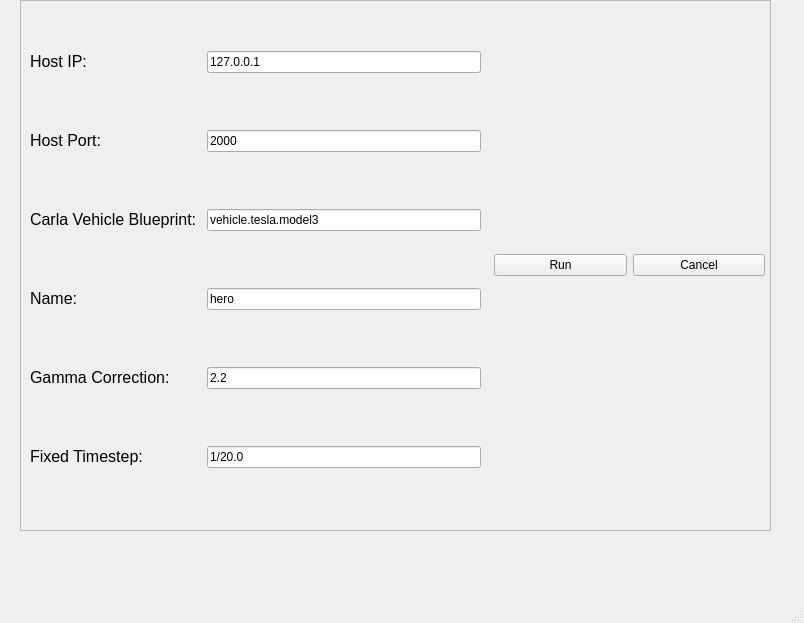
The window that ROAR_GUI/model/simulation_config_panel.ui (wuxiaohua1011/ROAR_Desktop) describes before a commit, drawn with Qt 5.
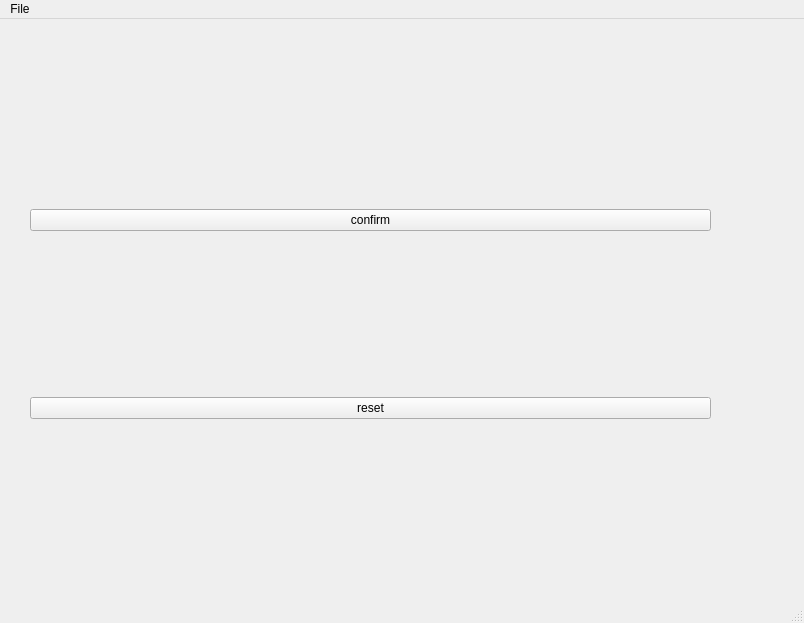
The same window after the commit.

Commit message: config front end done

```diff
--- a/ROAR_GUI/model/simulation_config_panel.ui
+++ b/ROAR_GUI/model/simulation_config_panel.ui
@@ -14,165 +14,38 @@
    <string>MainWindow</string>
   </property>
   <widget class="QWidget" name="centralwidget">
-   <widget class="QFrame" name="frame_outer">
+   <widget class="QWidget" name="horizontalLayoutWidget">
     <property name="geometry">
      <rect>
-      <x>20</x>
-      <y>0</y>
-      <width>751</width>
+      <x>30</x>
+      <y>30</y>
+      <width>681</width>
       <height>531</height>
      </rect>
     </property>
-    <property name="frameShape">
-     <enum>QFrame::StyledPanel</enum>
-    </property>
-    <property name="frameShadow">
-     <enum>QFrame::Raised</enum>
-    </property>
-    <widget class="QWidget" name="gridLayoutWidget">
-     <property name="geometry">
-      <rect>
-       <x>10</x>
-       <y>0</y>
-       <width>451</width>
-       <height>521</height>
-      </rect>
-     </property>
-     <layout class="QGridLayout" name="gridLayout_input">
-      <item row="3" column="1">
-       <widget class="QLineEdit" name="InputName_name">
-        <property name="text">
-         <string>hero</string>
-        </property>
-        <property name="placeholderText">
-         <string>Your name in Carla, can be used to correctly identify you later</string>
-        </property>
-       </widget>
-      </item>
-      <item row="0" column="0">
-       <widget class="QLabel" name="label_hostip">
-        <property name="text">
-         <string>&lt;html&gt;&lt;head/&gt;&lt;body&gt;&lt;p&gt;&lt;span style=&quot; font-size:12pt;&quot;&gt;Host IP: &lt;/span&gt;&lt;/p&gt;&lt;/body&gt;&lt;/html&gt;</string>
-        </property>
-       </widget>
-      </item>
-      <item row="4" column="1">
-       <widget class="QLineEdit" name="InputName_gamma_corr">
-        <property name="text">
-         <string>2.2</string>
-        </property>
-        <property name="placeholderText">
-         <string>Gamma Correction of the camera</string>
-        </property>
-       </widget>
-      </item>
-      <item row="1" column="0">
-       <widget class="QLabel" name="label_hostport">
-        <property name="text">
-         <string>&lt;html&gt;&lt;head/&gt;&lt;body&gt;&lt;p&gt;&lt;span style=&quot; font-size:12pt;&quot;&gt;Host Port: &lt;/span&gt;&lt;/p&gt;&lt;/body&gt;&lt;/html&gt;</string>
-        </property>
-       </widget>
-      </item>
-      <item row="2" column="1">
-       <widget class="QLineEdit" name="InputName_cvb">
-        <property name="text">
-         <string>vehicle.tesla.model3</string>
-        </property>
-        <property name="placeholderText">
-         <string>For more detail, see https://carla.readthedocs.io/en/0.9.9/bp_library/</string>
-        </property>
-       </widget>
-      </item>
-      <item row="1" column="1">
-       <widget class="QLineEdit" name="InputName_hostport">
-        <property name="text">
-         <string>2000</string>
-        </property>
-        <property name="placeholderText">
-         <string>The Port number of the Carla Server</string>
-        </property>
-       </widget>
-      </item>
-      <item row="0" column="1">
-       <widget class="QLineEdit" name="InputName_hostip">
-        <property name="text">
-         <string>127.0.0.1</string>
-        </property>
-        <property name="placeholderText">
-         <string>The IP Address of the Carla Server</string>
-        </property>
-       </widget>
-      </item>
-      <item row="3" column="0">
-       <widget class="QLabel" name="label_name">
-        <property name="text">
-         <string>&lt;html&gt;&lt;head/&gt;&lt;body&gt;&lt;p&gt;&lt;span style=&quot; font-size:12pt;&quot;&gt;Name: &lt;/span&gt;&lt;/p&gt;&lt;/body&gt;&lt;/html&gt;</string>
-        </property>
-       </widget>
-      </item>
-      <item row="2" column="0">
-       <widget class="QLabel" name="label_cvb">
-        <property name="text">
-         <string>&lt;html&gt;&lt;head/&gt;&lt;body&gt;&lt;p&gt;&lt;span style=&quot; font-size:12pt;&quot;&gt;Carla Vehicle Blueprint: &lt;/span&gt;&lt;/p&gt;&lt;/body&gt;&lt;/html&gt;</string>
-        </property>
-       </widget>
-      </item>
-      <item row="4" column="0">
-       <widget class="QLabel" name="label_gamma_corr">
-        <property name="text">
-         <string>&lt;html&gt;&lt;head/&gt;&lt;body&gt;&lt;p&gt;&lt;span style=&quot; font-size:12pt;&quot;&gt;Gamma Correction: &lt;/span&gt;&lt;/p&gt;&lt;/body&gt;&lt;/html&gt;</string>
-        </property>
-       </widget>
-      </item>
-      <item row="5" column="0">
-       <widget class="QLabel" name="label_fixedTimestep">
-        <property name="text">
-         <string>&lt;html&gt;&lt;head/&gt;&lt;body&gt;&lt;p&gt;&lt;span style=&quot; font-size:12pt;&quot;&gt;Fixed Timestep: &lt;/span&gt;&lt;/p&gt;&lt;/body&gt;&lt;/html&gt;</string>
-        </property>
-       </widget>
-      </item>
-      <item row="5" column="1">
-       <widget class="QLineEdit" name="InputName_fiexedTimestop">
-        <property name="text">
-         <string>1/20.0</string>
-        </property>
-        <property name="placeholderText">
-         <string>ONLY take effect when you are on sync mode</string>
-        </property>
-       </widget>
-      </item>
-     </layout>
-    </widget>
-    <widget class="QWidget" name="verticalLayoutWidget">
-     <property name="geometry">
-      <rect>
-       <x>474</x>
-       <y>10</y>
-       <width>271</width>
-       <height>511</height>
-      </rect>
-     </property>
-     <layout class="QVBoxLayout" name="verticalLayout">
-      <item>
-       <layout class="QHBoxLayout" name="horizontalLayout_btn">
-        <item>
-         <widget class="QPushButton" name="pushButton_run">
-          <property name="text">
-           <string>Run</string>
-          </property>
-         </widget>
-        </item>
-        <item>
-         <widget class="QPushButton" name="pushButton_cancel">
-          <property name="text">
-           <string>Cancel</string>
-          </property>
-         </widget>
-        </item>
-       </layout>
-      </item>
-     </layout>
-    </widget>
+    <layout class="QHBoxLayout" name="horizontalLayout">
+     <item>
+      <layout class="QFormLayout" name="formLayout"/>
+     </item>
+     <item>
+      <layout class="QVBoxLayout" name="verticalLayout_2">
+       <item>
+        <widget class="QPushButton" name="pushButton_confirm">
+         <property name="text">
+          <string>confirm</string>
+         </property>
+        </widget>
+       </item>
+       <item>
+        <widget class="QPushButton" name="pusbButton_reset">
+         <property name="text">
+          <string>reset</string>
+         </property>
+        </widget>
+       </item>
+      </layout>
+     </item>
+    </layout>
    </widget>
   </widget>
   <widget class="QMenuBar" name="menubar">
@@ -181,9 +54,16 @@
      <x>0</x>
      <y>0</y>
      <width>804</width>
-     <height>21</height>
+     <height>22</height>
     </rect>
    </property>
+   <widget class="QMenu" name="menuFile">
+    <property name="title">
+     <string>File</string>
+    </property>
+    <addaction name="actionQuit"/>
+   </widget>
+   <addaction name="menuFile"/>
   </widget>
   <widget class="QStatusBar" name="statusbar"/>
  </widget>
```
Left out of the diff: 12 changed lines with no effect on the pictures. The commit also changes 26 other files.
